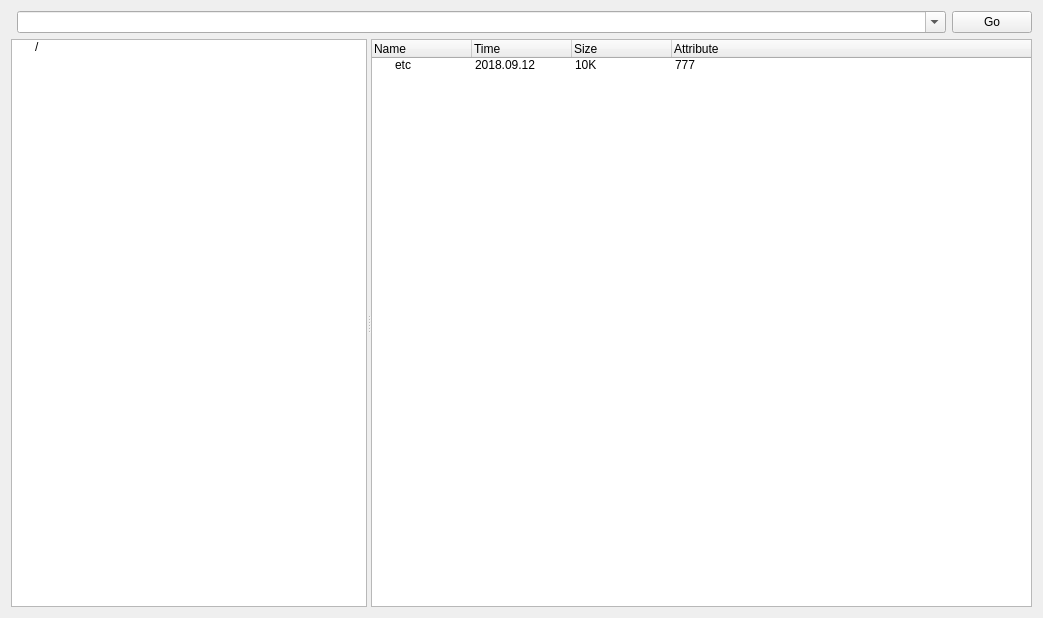
Above: mudao/ui/pannel/file.ui from musum/mudao before the change. Below: the same form after it.
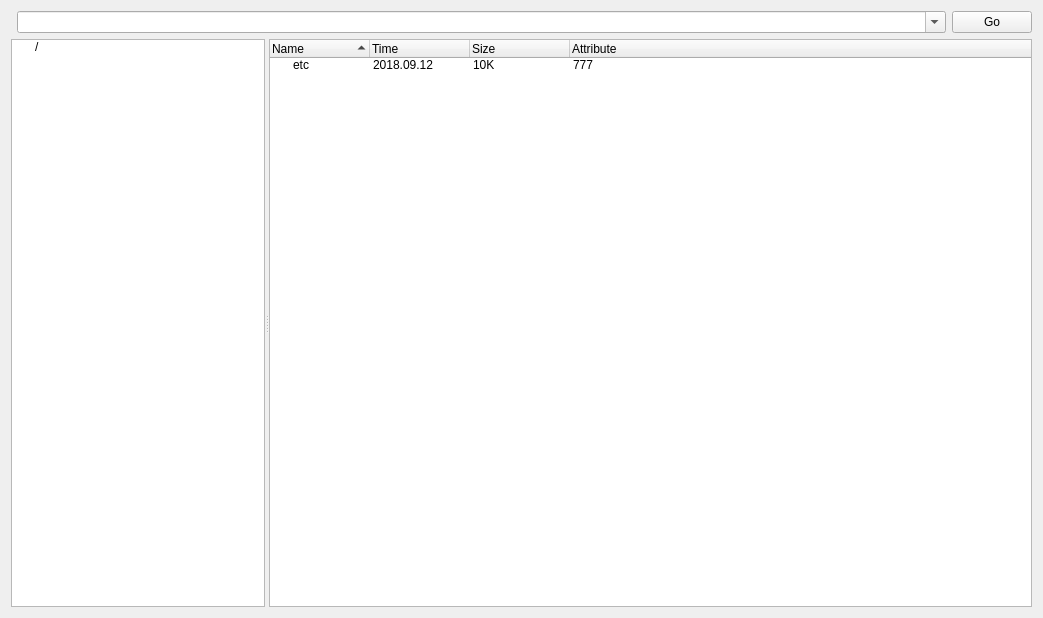
That is the form after the change.

What changed in the file:
```diff
--- a/mudao/ui/pannel/file.ui
+++ b/mudao/ui/pannel/file.ui
@@ -73,7 +73,7 @@
      <widget class="QTreeWidget" name="leftView">
       <property name="sizePolicy">
        <sizepolicy hsizetype="Expanding" vsizetype="Expanding">
-        <horstretch>35</horstretch>
+        <horstretch>25</horstretch>
         <verstretch>0</verstretch>
        </sizepolicy>
       </property>
@@ -118,7 +118,7 @@
      <widget class="QTreeWidget" name="rightView">
       <property name="sizePolicy">
        <sizepolicy hsizetype="Expanding" vsizetype="Expanding">
-        <horstretch>65</horstretch>
+        <horstretch>75</horstretch>
         <verstretch>0</verstretch>
        </sizepolicy>
       </property>
@@ -140,6 +140,9 @@
         <height>16</height>
        </size>
       </property>
+      <property name="sortingEnabled">
+       <bool>true</bool>
+      </property>
       <column>
        <property name="text">
         <string>Name</string>
```
Left out of the diff: 18 changed lines with no effect on the pictures.
